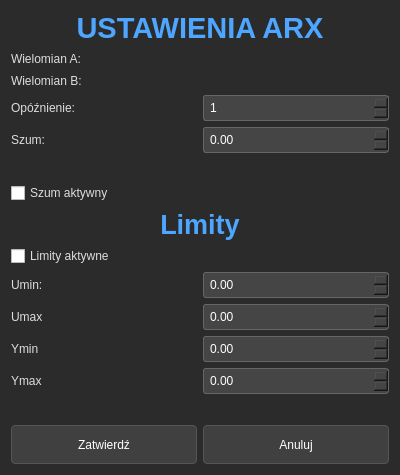
Before: the Qt Designer form ui/ustawieniaarx.ui in KacperSkowronski33/SKPROJEKT, drawn with Qt 5.
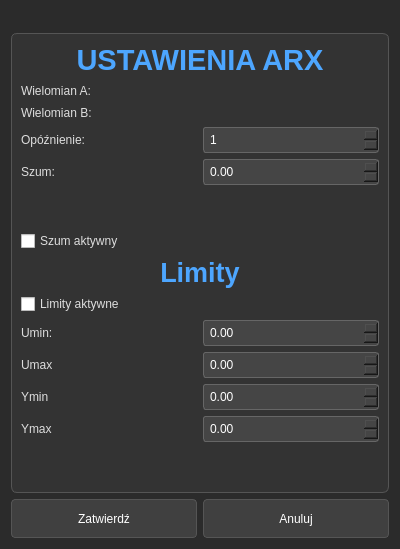
After: the same form once the commit is applied.

```diff
--- a/ui/ustawieniaarx.ui
+++ b/ui/ustawieniaarx.ui
@@ -7,7 +7,7 @@
     <x>0</x>
     <y>0</y>
     <width>400</width>
-    <height>475</height>
+    <height>549</height>
    </rect>
   </property>
   <property name="minimumSize">
@@ -19,7 +19,7 @@
   <property name="maximumSize">
    <size>
     <width>400</width>
-    <height>475</height>
+    <height>549</height>
    </size>
   </property>
   <property name="windowTitle">
@@ -130,6 +130,12 @@
   </property>
   <layout class="QVBoxLayout" name="verticalLayout_5">
    <item>
+    <widget class="QGroupBox" name="groupBox">
+     <property name="title">
+      <string/>
+     </property>
+     <layout class="QGridLayout" name="gridLayout">
+      <item row="0" column="0">
     <layout class="QVBoxLayout" name="verticalLayout_4">
      <item>
       <layout class="QVBoxLayout" name="verticalLayout_2">
@@ -391,6 +397,11 @@
        </property>
       </spacer>
      </item>
+       </layout>
+      </item>
+     </layout>
+    </widget>
+   </item>
      <item>
       <layout class="QHBoxLayout" name="horizontalLayout_9">
        <item>
@@ -406,8 +417,6 @@
           <string>Anuluj</string>
          </property>
         </widget>
-       </item>
-      </layout>
      </item>
     </layout>
    </item>
```
Lines whose indentation alone changed are shown as unchanged.
